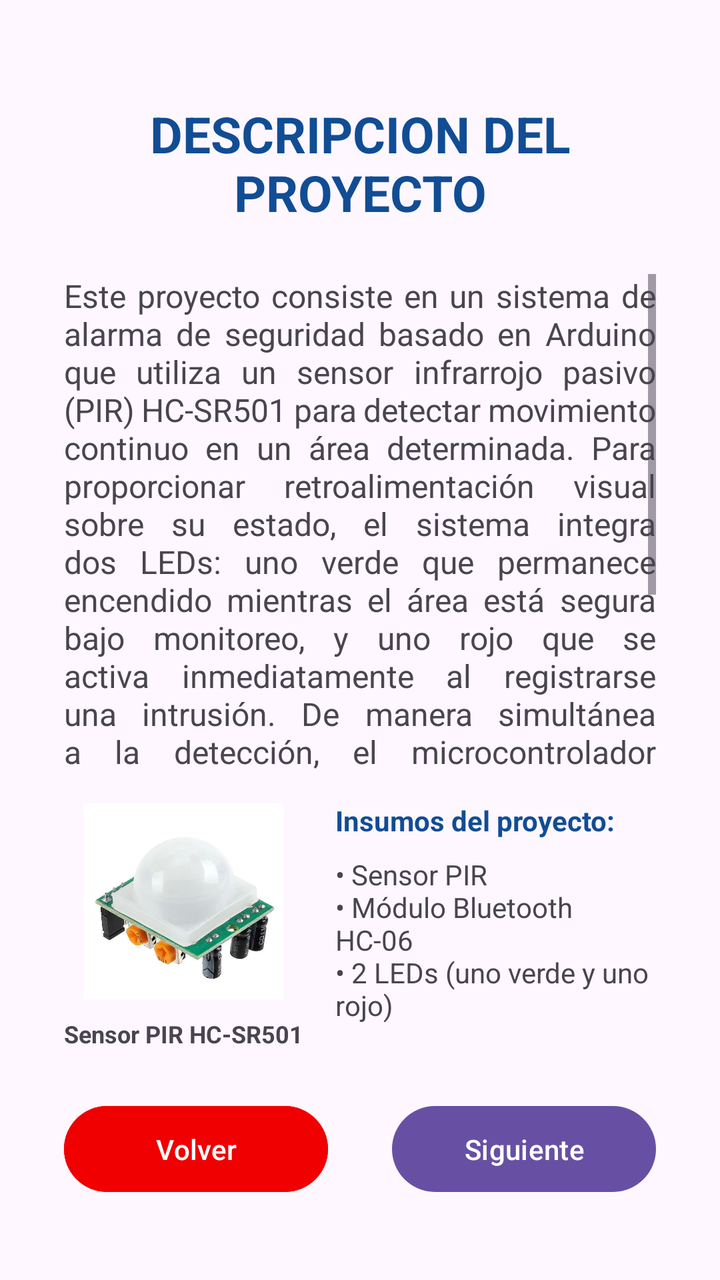
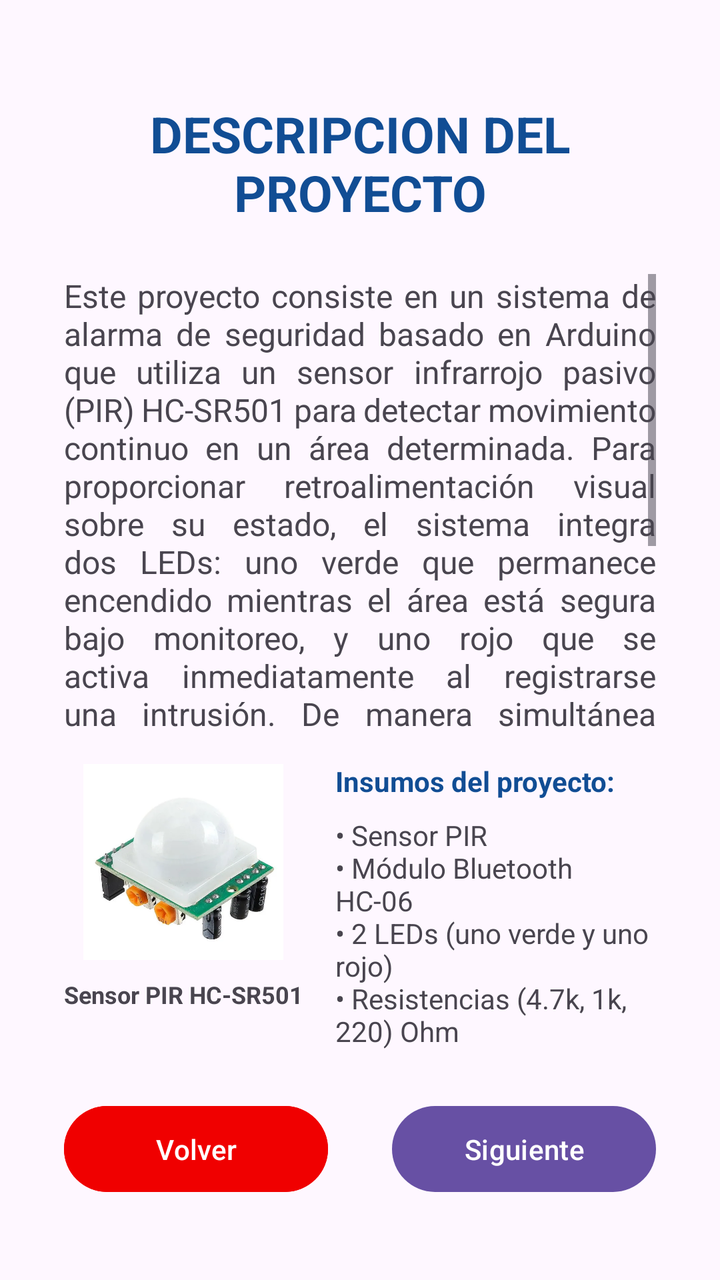

Before-and-after screenshots of an Android layout around one commit, followed by the original layout XML and the change that was made.
<!-- AndroidManifest.xml: application theme Theme.ProyectoIot -->
<!-- res/layout/activity_project_description.xml -->
<?xml version="1.0" encoding="utf-8"?>
<androidx.constraintlayout.widget.ConstraintLayout xmlns:android="http://schemas.android.com/apk/res/android"
    xmlns:app="http://schemas.android.com/apk/res-auto"
    xmlns:tools="http://schemas.android.com/tools"
    android:id="@+id/main"
    android:layout_width="match_parent"
    android:layout_height="match_parent"
    tools:context=".ProjectDescription">

    
    <TextView
        android:id="@+id/titulo_descripcion"
        android:layout_width="0dp"
        android:layout_height="wrap_content"
        android:layout_marginStart="32dp"
        android:layout_marginTop="50dp"
        android:layout_marginEnd="32dp"
        android:text="DESCRIPCION DEL PROYECTO"
        android:textAlignment="center"
        android:textColor="#114d94"
        android:textSize="25sp"
        android:textStyle="bold"
        app:layout_constraintEnd_toEndOf="parent"
        app:layout_constraintStart_toStartOf="parent"
        app:layout_constraintTop_toTopOf="parent" />

    
    <ScrollView
        android:id="@+id/scroll_descripcion"
        android:layout_width="0dp"
        android:layout_height="0dp"
        android:layout_marginStart="32dp"
        android:layout_marginTop="24dp"
        android:layout_marginEnd="32dp"
        android:layout_marginBottom="16dp"
        app:layout_constraintBottom_toTopOf="@+id/layout_insumos"
        app:layout_constraintEnd_toEndOf="parent"
        app:layout_constraintStart_toStartOf="parent"
        app:layout_constraintTop_toBottomOf="@+id/titulo_descripcion">

        <TextView
            android:id="@+id/text_descripcion"
            android:layout_width="match_parent"
            android:layout_height="wrap_content"
            android:text="Este proyecto consiste en un sistema de alarma de seguridad basado en Arduino que utiliza un sensor infrarrojo pasivo (PIR) HC-SR501 para detectar movimiento continuo en un área determinada. Para proporcionar retroalimentación visual sobre su estado, el sistema integra dos LEDs: uno verde que permanece encendido mientras el área está segura bajo monitoreo, y uno rojo que se activa inmediatamente al registrarse una intrusión. De manera simultánea a la detección, el microcontrolador envía una notificación de alerta de forma inalámbrica a un teléfono móvil o computadora mediante un módulo Bluetooth HC-06, logrando un sistema de vigilancia básico que combina advertencias locales en tiempo real con monitoreo remoto."
            android:justificationMode="inter_word"
            android:textSize="16sp" />
    </ScrollView>

    
    <LinearLayout
        android:id="@+id/layout_insumos"
        android:layout_width="0dp"
        android:layout_height="wrap_content"
        android:layout_marginStart="32dp"
        android:layout_marginEnd="32dp"
        android:layout_marginBottom="24dp"
        android:orientation="horizontal"
        app:layout_constraintBottom_toTopOf="@+id/btn_volver"
        app:layout_constraintEnd_toEndOf="parent"
        app:layout_constraintStart_toStartOf="parent">

        
        <LinearLayout
            android:layout_width="wrap_content"
            android:layout_height="wrap_content"
            android:gravity="center"
            android:orientation="vertical">

            
            <ImageView
                android:id="@+id/img_sensor_pir"
                android:layout_width="100dp"
                android:layout_height="100dp"
                android:contentDescription="Sensor PIR HC-SR501"
                android:src="@drawable/sensorpir" />

            <TextView
                android:id="@+id/txt_nombre_sensor"
                android:layout_width="wrap_content"
                android:layout_height="wrap_content"
                android:layout_marginTop="8dp"
                android:text="Sensor PIR HC-SR501"
                android:textAlignment="center"
                android:textSize="12sp"
                android:textStyle="bold" />
        </LinearLayout>

        
        <LinearLayout
            android:layout_width="0dp"
            android:layout_height="wrap_content"
            android:layout_marginStart="16dp"
            android:layout_weight="1"
            android:gravity="center_vertical"
            android:orientation="vertical">

            <TextView
                android:id="@+id/txt_insumos_titulo"
                android:layout_width="wrap_content"
                android:layout_height="wrap_content"
                android:text="Insumos del proyecto:"
                android:textColor="#114d94"
                android:textSize="14sp"
                android:textStyle="bold" />

            <TextView
                android:id="@+id/txt_insumos_lista"
                android:layout_width="wrap_content"
                android:layout_height="wrap_content"
                android:layout_marginTop="8dp"
                android:text="• Sensor PIR\n• Módulo Bluetooth HC-06\n• 2 LEDs (uno verde y uno rojo)"
                android:textSize="14sp" />
        </LinearLayout>
    </LinearLayout>

    
    <Button
        android:id="@+id/btn_volver"
        android:layout_width="0dp"
        android:layout_height="wrap_content"
        android:layout_marginStart="32dp"
        android:layout_marginEnd="16dp"
        android:layout_marginBottom="40dp"
        android:backgroundTint="#F00000"
        android:padding="12dp"
        android:text="Volver"
        app:layout_constraintBottom_toBottomOf="parent"
        app:layout_constraintEnd_toStartOf="@+id/btn_siguiente"
        app:layout_constraintHorizontal_chainStyle="spread"
        app:layout_constraintStart_toStartOf="parent" />

    <Button
        android:id="@+id/btn_siguiente"
        android:layout_width="0dp"
        android:layout_height="wrap_content"
        android:layout_marginStart="16dp"
        android:layout_marginEnd="32dp"
        android:layout_marginBottom="40dp"
        android:padding="12dp"
        android:text="Siguiente"
        app:layout_constraintBottom_toBottomOf="parent"
        app:layout_constraintEnd_toEndOf="parent"
        app:layout_constraintStart_toEndOf="@+id/btn_volver" />

</androidx.constraintlayout.widget.ConstraintLayout>
<!-- resources referenced by this layout -->
<resources>
  <!-- drawable sensorpir: png bitmap (drawable, 195163 bytes) -->
  <style name="Theme.ProyectoIot" parent="Base.Theme.ProyectoIot" />
  <style name="Base.Theme.ProyectoIot" parent="Theme.Material3.DayNight.NoActionBar">
          
          
      </style>
</resources>

<!-- the commit's change to res/layout/activity_project_description.xml (unified diff, before → after) -->
@@ -109,7 +109,7 @@
                 android:layout_width="wrap_content"
                 android:layout_height="wrap_content"
                 android:layout_marginTop="8dp"
-                android:text="• Sensor PIR\n• Módulo Bluetooth HC-06\n• 2 LEDs (uno verde y uno rojo)"
+                android:text="• Sensor PIR\n• Módulo Bluetooth HC-06\n• 2 LEDs (uno verde y uno rojo)\n• Resistencias (4.7k, 1k, 220) Ohm"
                 android:textSize="14sp" />
         </LinearLayout>
     </LinearLayout>
